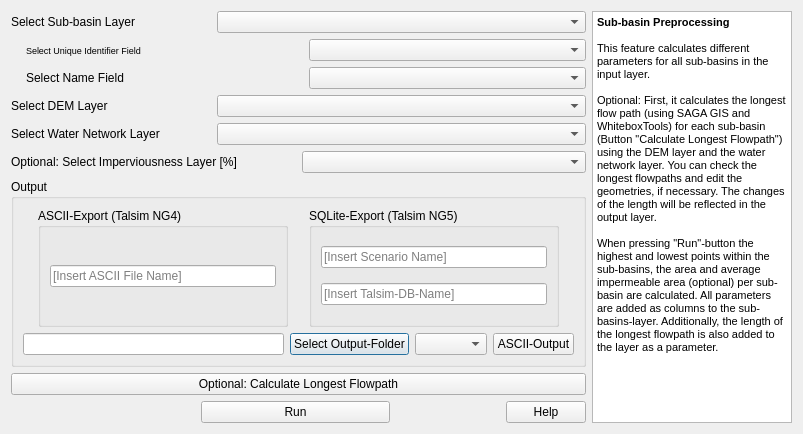
Old version of the form QTalsim/qtalsim_subbasin.ui in the repository sydroconsult/QTalsim.
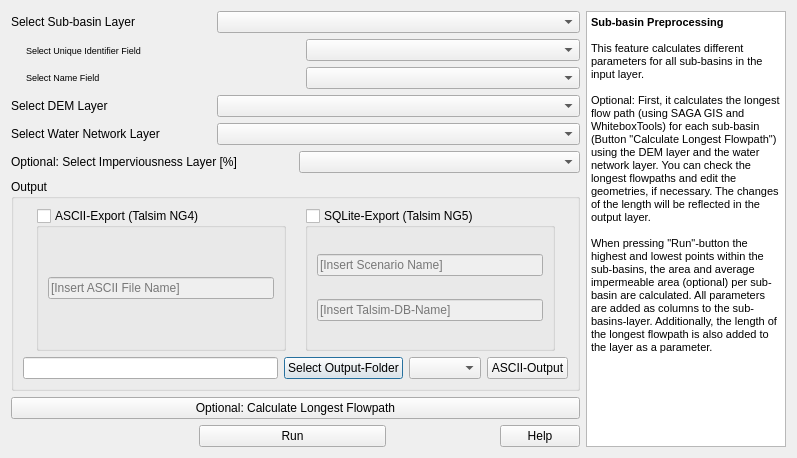
New version of the form. Custom widgets are drawn as their Qt base class.

Commit message: Enhancements land use, hru calculation and sub-basins preprocessing - Update LNZ file output format to v2.1 #21 - Further develop DB output for HRU calculation and sub-basins #18 - Land use mapping   - Bug fixes of export   - Dissolve final layer by land use

```diff
--- a/QTalsim/qtalsim_subbasin.ui
+++ b/QTalsim/qtalsim_subbasin.ui
@@ -6,8 +6,8 @@
    <rect>
     <x>0</x>
     <y>0</y>
-    <width>803</width>
-    <height>434</height>
+    <width>797</width>
+    <height>458</height>
    </rect>
   </property>
   <property name="windowTitle">
@@ -152,7 +152,10 @@
           </sizepolicy>
          </property>
          <property name="text">
-          <string>Select Name Field</string>
+          <string>&lt;html&gt;&lt;head/&gt;&lt;body&gt;&lt;p&gt;&lt;span style=&quot; font-size:7pt;&quot;&gt;Select Name Field&lt;/span&gt;&lt;/p&gt;&lt;/body&gt;&lt;/html&gt;</string>
+         </property>
+         <property name="textFormat">
+          <enum>Qt::AutoText</enum>
          </property>
         </widget>
        </item>
@@ -267,6 +270,12 @@
             <property name="title">
              <string>ASCII-Export (Talsim NG4) </string>
             </property>
+            <property name="checkable">
+             <bool>true</bool>
+            </property>
+            <property name="checked">
+             <bool>false</bool>
+            </property>
             <property name="collapsed">
              <bool>false</bool>
             </property>
@@ -298,6 +307,12 @@
             <property name="title">
              <string>SQLite-Export (Talsim NG5)</string>
             </property>
+            <property name="checkable">
+             <bool>true</bool>
+            </property>
+            <property name="checked">
+             <bool>false</bool>
+            </property>
             <property name="collapsed">
              <bool>false</bool>
             </property>
```
Left out of the diff: 4 changed lines with no effect on the pictures. The commit also changes 6 other files.
